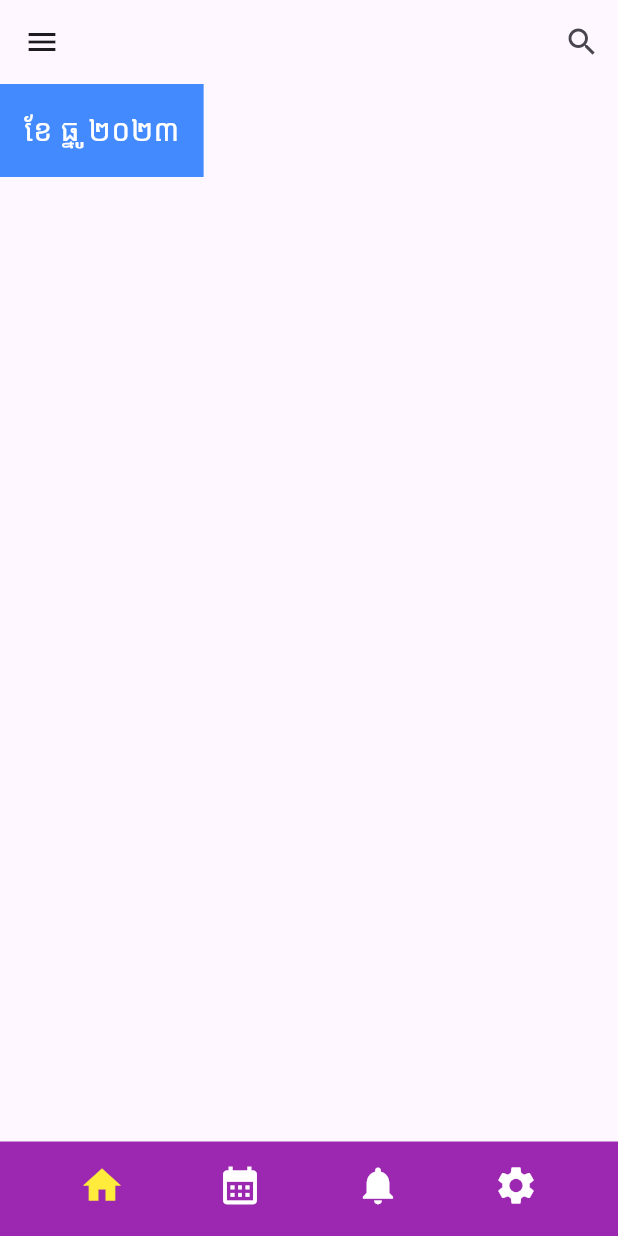
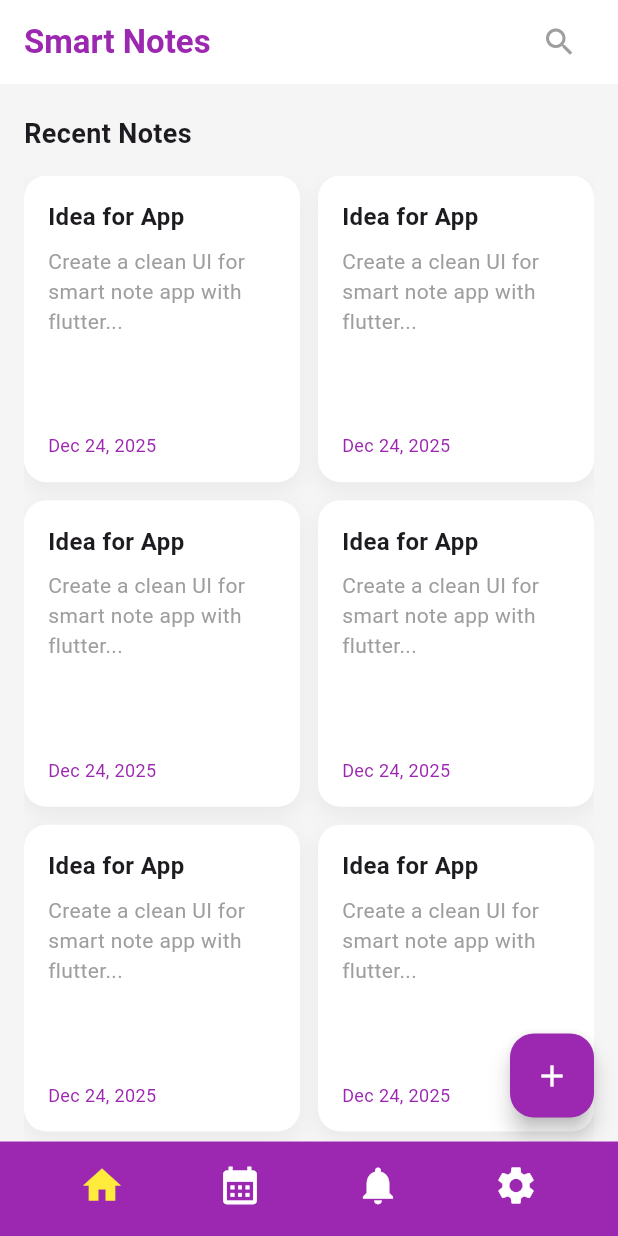
Before and after one commit to langmakara/smart_note, a Flutter app: the screen it shows after launch, after a tap on the "search" icon, on a phone screen of 412 x 824 dp. Run offline on Flutter 3.47's test engine with Material 3 defaults, Android fonts, the phone set to English and light mode, and no system bars.

Commit message:
Create new page -home -notification -setting

```diff
--- a/lib/config/main_wrapper.dart
+++ b/lib/config/main_wrapper.dart
@@ -1,6 +1,8 @@
 import 'package:flutter/material.dart';
 import '../features/home/ui/home.dart';     // import home page របស់អ្នក
 import '../features/calender/ui/calender.dart'; // import calendar page របស់អ្នក
+import '../features/notification/ui/notifications_page.dart'; // import notification page របស់អ្នក
+import '../features/settings/ui/settings_page.dart'; // import settings page របស់អ្នក
 
 class MainWrapper extends StatefulWidget {
   const MainWrapper({super.key});
@@ -16,8 +18,8 @@ class _MainWrapperState extends State<MainWrapper> {
   final List<Widget> _pages = [
     const HomePage(),
     const CalendarPage(),
-    const Center(child: Text("Notifications Page")),
-    const Center(child: Text("Settings Page")),
+    const NotificationsPage(),
+    const SettingsPage(),
   ];
 
   @override
--- a/lib/features/home/ui/home.dart
+++ b/lib/features/home/ui/home.dart
@@ -1,5 +1,5 @@
 import 'package:flutter/material.dart';
-import '../widget/home_header.dart';
+import '../widget/note_card.dart'; // import widget កាតសម្គាល់ចំណាំ
 
 class HomePage extends StatelessWidget {
   const HomePage({super.key});
@@ -7,24 +7,54 @@ class HomePage extends StatelessWidget {
   @override
   Widget build(BuildContext context) {
     return Scaffold(
+      backgroundColor: Colors.grey[100],
       appBar: AppBar(
-        leading: IconButton(
-          icon: const Icon(Icons.menu),
-          onPressed: () {
-            // action here
-          },
+        elevation: 0,
+        backgroundColor: Colors.white,
+        title: const Text(
+          "Smart Notes",
+          style: TextStyle(color: Colors.purple, fontWeight: FontWeight.bold),
         ),
         actions: [
           IconButton(
-            icon: const Icon(Icons.search),
+            icon: const Icon(Icons.search, color: Colors.grey),
             onPressed: () {},
           ),
+          const SizedBox(width: 15),
         ],
       ),
-      body: Column(
-        children: const [
-          HomeHeader(), // ហៅ Widget ពី folder widget
-        ],
+      body: Padding(
+        padding: const EdgeInsets.symmetric(horizontal: 16),
+        child: Column(
+          crossAxisAlignment: CrossAxisAlignment.start,
+          children: [
+            const SizedBox(height: 20),
+            const Text(
+              "Recent Notes",
+              style: TextStyle(fontSize: 18, fontWeight: FontWeight.bold),
+            ),
+            const SizedBox(height: 15),
+            Expanded(
+              child: GridView.builder(
+                gridDelegate: const SliverGridDelegateWithFixedCrossAxisCount(
+                  crossAxisCount: 2, // បែងចែកជា ២ ជួរឈរ
+                  crossAxisSpacing: 12,
+                  mainAxisSpacing: 12,
+                  childAspectRatio: 0.9,
+                ),
+                itemCount: 10, // ឧទាហរណ៍មាន 10 កំណត់ត្រា
+                itemBuilder: (context, index) {
+                  return const NoteCard();
+                },
+              ),
+            ),
+          ],
+        ),
+      ),
+      floatingActionButton: FloatingActionButton(
+        backgroundColor: Colors.purple,
+        onPressed: () {},
+        child: const Icon(Icons.add, color: Colors.white),
       ),
     );
   }
--- /dev/null
+++ b/lib/features/home/widget/note_card.dart
@@ -0,0 +1,44 @@
+import 'package:flutter/material.dart';
+
+class NoteCard extends StatelessWidget {
+  const NoteCard({super.key});
+
+  @override
+  Widget build(BuildContext context) {
+    return Container(
+      padding: const EdgeInsets.all(16),
+      decoration: BoxDecoration(
+        color: Colors.white,
+        borderRadius: BorderRadius.circular(15),
+        boxShadow: [
+          BoxShadow(
+            color: Colors.black.withOpacity(0.05),
+            blurRadius: 10,
+            offset: const Offset(0, 5),
+          ),
+        ],
+      ),
+      child: Column(
+        crossAxisAlignment: CrossAxisAlignment.start,
+        children: [
+          const Text(
+            "Idea for App",
+            style: TextStyle(fontWeight: FontWeight.bold, fontSize: 16),
+          ),
+          const SizedBox(height: 8),
+          const Text(
+            "Create a clean UI for smart note app with flutter...",
+            maxLines: 3,
+            overflow: TextOverflow.ellipsis,
+            style: TextStyle(color: Colors.grey, fontSize: 14),
+          ),
+          const Spacer(),
+          const Text(
+            "Dec 24, 2025",
+            style: TextStyle(color: Colors.purple, fontSize: 12),
+          ),
+        ],
+      ),
+    );
+  }
+}
--- /dev/null
+++ b/lib/features/notification/ui/notifications_page.dart
@@ -0,0 +1,70 @@
+import 'package:flutter/material.dart';
+import '../widget/notification_tile.dart';
+
+class NotificationsPage extends StatelessWidget {
+  const NotificationsPage({super.key});
+
+  @override
+  Widget build(BuildContext context) {
+    return Scaffold(
+      appBar: AppBar(
+        title: const Text("Notifications"),
+        centerTitle: true,
+        actions: [
+          TextButton(
+            onPressed: () {},
+            child: const Text("Mark all as read", style: TextStyle(color: Colors.purple)),
+          ),
+        ],
+      ),
+      body: ListView(
+        padding: const EdgeInsets.all(16),
+        children: const [
+          Text(
+            "New",
+            style: TextStyle(fontSize: 18, fontWeight: FontWeight.bold),
+          ),
+          SizedBox(height: 15),
+          NotificationTile(
+            title: "Reminder: Project Meeting",
+            description: "Don't forget to check your notes for the meeting at 2:00 PM.",
+            time: "2 mins ago",
+            icon: Icons.notifications_active,
+            iconColor: Colors.orange,
+            isRead: false,
+          ),
+          NotificationTile(
+            title: "New Feature Available!",
+            description: "Now you can sync your notes with Google Drive.",
+            time: "1 hour ago",
+            icon: Icons.star,
+            iconColor: Colors.purple,
+            isRead: false,
+          ),
+          SizedBox(height: 20),
+          Text(
+            "Earlier",
+            style: TextStyle(fontSize: 18, fontWeight: FontWeight.bold),
+          ),
+          SizedBox(height: 15),
+          NotificationTile(
+            title: "Security Update",
+            description: "Your password was changed successfully.",
+            time: "Yesterday",
+            icon: Icons.security,
+            iconColor: Colors.green,
+            isRead: true,
+          ),
+          NotificationTile(
+            title: "Subscription Renewal",
+            description: "Your premium plan will renew in 3 days.",
+            time: "2 days ago",
+            icon: Icons.payment,
+            iconColor: Colors.blue,
+            isRead: true,
+          ),
+        ],
+      ),
+    );
+  }
+}
--- /dev/null
+++ b/lib/features/notification/widget/notification_tile.dart
@@ -0,0 +1,66 @@
+import 'package:flutter/material.dart';
+
+class NotificationTile extends StatelessWidget {
+  final String title;
+  final String description;
+  final String time;
+  final IconData icon;
+  final Color iconColor;
+  final bool isRead;
+
+  const NotificationTile({
+    super.key,
+    required this.title,
+    required this.description,
+    required this.time,
+    required this.icon,
+    required this.iconColor,
+    this.isRead = false,
+  });
+
+  @override
+  Widget build(BuildContext context) {
+    return Container(
+      margin: const EdgeInsets.only(bottom: 12),
+      padding: const EdgeInsets.all(12),
+      decoration: BoxDecoration(
+        color: isRead ? Colors.transparent : Colors.purple.withOpacity(0.05),
+        borderRadius: BorderRadius.circular(12),
+      ),
+      child: Row(
+        crossAxisAlignment: CrossAxisAlignment.start,
+        children: [
+          CircleAvatar(
+            backgroundColor: iconColor.withOpacity(0.1),
+            child: Icon(icon, color: iconColor, size: 20),
+          ),
+          const SizedBox(width: 12),
+          Expanded(
+            child: Column(
+              crossAxisAlignment: CrossAxisAlignment.start,
+              children: [
+                Text(
+                  title,
+                  style: TextStyle(
+                    fontWeight: isRead ? FontWeight.normal : FontWeight.bold,
+                    fontSize: 15,
+                  ),
+                ),
+                const SizedBox(height: 4),
+                Text(
+                  description,
+                  style: TextStyle(color: Colors.grey[600], fontSize: 13),
+                ),
+                const SizedBox(height: 6),
+                Text(
+                  time,
+                  style: const TextStyle(color: Colors.grey, fontSize: 11),
+                ),
+              ],
+            ),
+          ),
+        ],
+      ),
+    );
+  }
+}
--- /dev/null
+++ b/lib/features/settings/ui/settings_page.dart
@@ -0,0 +1,55 @@
+import 'package:flutter/material.dart';
+import '../widget/theme_switch_tile.dart';
+
+class SettingsPage extends StatefulWidget {
+  const SettingsPage({super.key});
+
+  @override
+  State<SettingsPage> createState() => _SettingsPageState();
+}
+
+class _SettingsPageState extends State<SettingsPage> {
+  bool _isDarkMode = false; // បច្ចុប្បន្នទុកវាជា state ក្នុង page សិន
+
+  @override
+  Widget build(BuildContext context) {
+    return Scaffold(
+      appBar: AppBar(
+        title: const Text("Settings"),
+        centerTitle: true,
+      ),
+      body: ListView(
+        children: [
+          const Padding(
+            padding: EdgeInsets.all(16.0),
+            child: Text(
+              "Appearance",
+              style: TextStyle(fontWeight: FontWeight.bold, color: Colors.grey),
+            ),
+          ),
+          ThemeSwitchTile(
+            isDarkMode: _isDarkMode,
+            onThemeChanged: (value) {
+              setState(() {
+                _isDarkMode = value;
+              });
+              // កន្លែងនេះអ្នកនឹងត្រូវហៅ Logic ដើម្បីប្តូរ Theme App ទាំងមូល
+            },
+          ),
+          const Divider(),
+          ListTile(
+            leading: const Icon(Icons.language, color: Colors.purple),
+            title: const Text("Language"),
+            trailing: const Text("English"),
+            onTap: () {},
+          ),
+          ListTile(
+            leading: const Icon(Icons.info_outline, color: Colors.purple),
+            title: const Text("About Smart Note"),
+            onTap: () {},
+          ),
+        ],
+      ),
+    );
+  }
+}
--- /dev/null
+++ b/lib/features/settings/widget/theme_switch_tile.dart
@@ -0,0 +1,28 @@
+import 'package:flutter/material.dart';
+
+class ThemeSwitchTile extends StatelessWidget {
+  final bool isDarkMode;
+  final ValueChanged<bool> onThemeChanged;
+
+  const ThemeSwitchTile({
+    super.key,
+    required this.isDarkMode,
+    required this.onThemeChanged,
+  });
+
+  @override
+  Widget build(BuildContext context) {
+    return ListTile(
+      leading: Icon(
+        isDarkMode ? Icons.dark_mode : Icons.light_mode,
+        color: Colors.purple,
+      ),
+      title: const Text("Dark Mode"),
+      trailing: Switch(
+        value: isDarkMode,
+        activeColor: Colors.purple,
+        onChanged: onThemeChanged,
+      ),
+    );
+  }
+}
```
Also changed, not shown: lib/features/calender/ui/calender.dart (+41 -11 lines).
